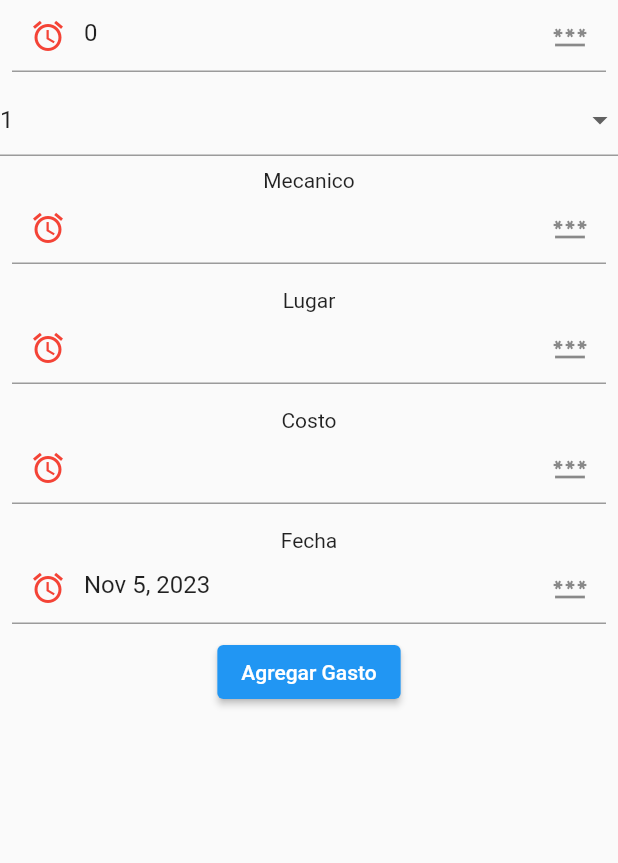
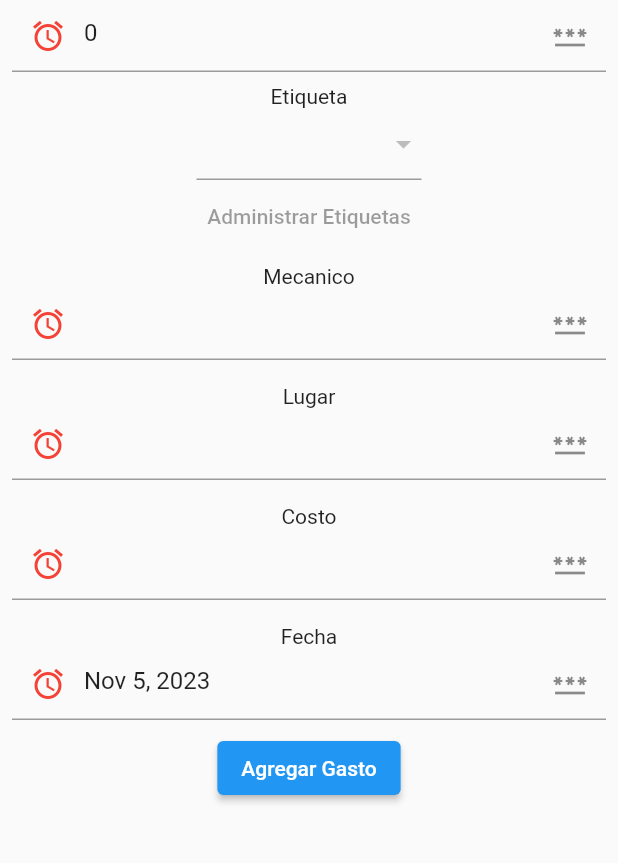
Before and after one commit to EPICSLASH999/mis_vehiculos, a Flutter app: the WidgetPlantillaGasto screen opened directly with empty values, on a phone screen of 412 x 824 dp, the part 120-983 px from its top. Run offline on Flutter 3.47's test engine with Material 2 defaults, Android fonts, the phone set to English and light mode, and no system bars; our stand-ins replace bloc, equatable, flutter_bloc, sqflite; accounts and stored records are empty.

Commit message:
Widget para Agregar Gasto terminado.

```diff
--- a/lib/bloc/bloc.dart
+++ b/lib/bloc/bloc.dart
@@ -1,9 +1,11 @@
 // ignore_for_file: public_member_api_docs, sort_constructors_first
 import 'package:bloc/bloc.dart';
 import 'package:equatable/equatable.dart';
+import 'package:mis_vehiculos/database/tablas/etiquetas.dart';
 import 'package:mis_vehiculos/database/tablas/gastos.dart';
 
 import 'package:mis_vehiculos/database/tablas/vehiculos.dart';
+import 'package:mis_vehiculos/modelos/etiqueta.dart';
 import 'package:mis_vehiculos/modelos/gasto.dart';
 import 'package:mis_vehiculos/modelos/vehiculo.dart';
 
@@ -46,10 +48,12 @@ class PlantillaVehiculo extends VehiculoEstado {
 // GASTOS
 class PlantillaGasto extends VehiculoEstado {
   final int idVehiculo;
+  final Future<List<Etiqueta>>? misEtiquetas;
 
-  PlantillaGasto({required this.idVehiculo});
+  PlantillaGasto({required this.idVehiculo, required this.misEtiquetas, });
+
   @override
-  List<Object?> get props => [idVehiculo];
+  List<Object?> get props => [idVehiculo, misEtiquetas];
 }
 /*class EditarGasto extends VehiculoEstado {
   @override
@@ -141,6 +145,10 @@ class ClickeadoRegresar extends VehiculoEvento {}
 class VehiculoBloc extends Bloc<VehiculoEvento, VehiculoEstado> {
   Future <List<Vehiculo>>? misVehiculos;
   final vehiculos = Vehiculos();
+
+  Future <List<Etiqueta>>? misEtiquetas;
+  final etiquetas = Etiquetas();
+
   final gastos = Gastos();
 
   VehiculoBloc() : super(Inicial()) {
@@ -193,8 +201,9 @@ class VehiculoBloc extends Bloc<VehiculoEvento, VehiculoEstado> {
     });
 
     // Gastos
-    on<ClickeadoAgregarGasto>((event, emit) {
-      emit(PlantillaGasto(idVehiculo: event.idVehiculo));
+    on<ClickeadoAgregarGasto>((event, emit) async {
+      misEtiquetas = etiquetas.fetchAll();
+      emit(PlantillaGasto(idVehiculo: event.idVehiculo, misEtiquetas: misEtiquetas));
     });
     on<AgregadoGasto>((event, emit) async {
        Map<String,dynamic> datos = {
--- a/lib/main.dart
+++ b/lib/main.dart
@@ -2,6 +2,7 @@ import 'package:flutter/material.dart';
 import 'package:flutter_bloc/flutter_bloc.dart';
 import 'package:intl/intl.dart';
 import 'package:mis_vehiculos/bloc/bloc.dart';
+import 'package:mis_vehiculos/modelos/etiqueta.dart';
 import 'package:mis_vehiculos/modelos/gasto.dart';
 import 'package:mis_vehiculos/modelos/vehiculo.dart';
 
@@ -31,7 +32,7 @@ class MainApp extends StatelessWidget {
         builder: (context, state) {
           if (state is MisVehiculos) return WidgetMisVehiculos(misVehiculos: state.misVehiculos,);
           if (state is PlantillaVehiculo) return WidgetPlantillaVehiculo(vehiculo: state.vehiculo,);
-          if (state is PlantillaGasto) return WidgetPlantillaGasto(idVehiculo: state.idVehiculo,);
+          if (state is PlantillaGasto) return WidgetPlantillaGasto(idVehiculo: state.idVehiculo, misEtiquetas: state.misEtiquetas);
           return const WidgetCargando();
         },
       )
@@ -311,7 +312,9 @@ class CuadroDeTexto extends StatelessWidget {
 class WidgetPlantillaGasto extends StatefulWidget {
   final Gasto? gasto;
   final int idVehiculo;
-  const WidgetPlantillaGasto({super.key, required this.idVehiculo, this.gasto});
+  final Future <List<Etiqueta>>? misEtiquetas;
+
+  const WidgetPlantillaGasto({super.key, required this.idVehiculo, this.gasto, this.misEtiquetas});
 
   @override
   State<WidgetPlantillaGasto> createState() => _WidgetPlantillaGastoState();
@@ -328,7 +331,6 @@ class _WidgetPlantillaGastoState extends State<WidgetPlantillaGasto> {
   final TextEditingController controladorFecha = TextEditingController();
 
   DateTime fechaSeleccionada = DateTime.now();
-  List<String> etiquetas = ['1','2''3'];
 
   Gasto obtenerGasto(){
     return Gasto(
@@ -367,7 +369,7 @@ class _WidgetPlantillaGastoState extends State<WidgetPlantillaGasto> {
   Widget build(BuildContext context) {
     controladorFecha.text =  DateFormat.yMMMd().format(fechaSeleccionada);
     controladorVehiculo.text = widget.idVehiculo.toString();
-    controladorEtiqueta.text = '1';
+    controladorEtiqueta.text = '0';
 
     return Scaffold(
       appBar: AppBar(
@@ -386,7 +388,7 @@ class _WidgetPlantillaGastoState extends State<WidgetPlantillaGasto> {
         child: Column(
           children: <Widget>[
             CuadroDeTexto(controlador: controladorVehiculo, titulo: 'Vehiculo', soloLectura: true,),
-            SeleccionadorEtiqueta(etiquetaSeleccionada: controladorEtiqueta),
+            SeleccionadorEtiqueta(etiquetaSeleccionada: controladorEtiqueta, titulo: 'Etiqueta'),
             CuadroDeTexto(controlador: controladorMecanico, titulo: 'Mecanico'),
             CuadroDeTexto(controlador: controladorLugar, titulo: 'Lugar'),
             CuadroDeTexto(controlador: controladorCosto, titulo: 'Costo', esDouble: true,),
@@ -397,6 +399,7 @@ class _WidgetPlantillaGastoState extends State<WidgetPlantillaGasto> {
                 if (_formKey.currentState!.validate()) {
                   //context.read<VehiculoBloc>().add(AgregadoGasto(gasto: obtenerGasto()));
                 }
+                print(controladorEtiqueta.text);
               },
               child: const Text('Agregar Gasto'),
             ),
@@ -412,29 +415,52 @@ class SeleccionadorEtiqueta extends StatefulWidget {
   SeleccionadorEtiqueta({
     super.key,
     required this.etiquetaSeleccionada,
+    required this.titulo,
+    this.misEtiquetas
   });
 
   TextEditingController etiquetaSeleccionada;
+  final String titulo;
+  final Future <List<Etiqueta>>? misEtiquetas;
 
   @override
   State<SeleccionadorEtiqueta> createState() => _SeleccionadorEtiquetaState();
 }
 
 class _SeleccionadorEtiquetaState extends State<SeleccionadorEtiqueta> {
+  List<Etiqueta> misEtiquetas = [];
+
+  obtenerEtiquetas() async{
+    misEtiquetas = await widget.misEtiquetas??[];
+  }
 
   @override
-  Widget build(BuildContext context) {
-    return DropdownButtonFormField(
-      value: widget.etiquetaSeleccionada.text,
-      items: const [
-        DropdownMenuItem(value: '1', child: Text('1')),
-        DropdownMenuItem(value: '2', child: Text('2'),),
+  Widget build(BuildContext context){
+   obtenerEtiquetas();
+
+    return Column(
+      children: [
+        Text(widget.titulo),
+        SizedBox(
+          width: 150,
+          child: DropdownButtonFormField(
+            value: misEtiquetas.isNotEmpty? misEtiquetas.first.id:0,
+            items: [
+              //const DropdownMenuItem(value: '1', child: Text('1')),
+              for(var etiqueta in misEtiquetas) DropdownMenuItem(value: etiqueta.id, child: Text(etiqueta.nombre),)
+            ],
+            onChanged: (value) {
+              setState(() {
+                widget.etiquetaSeleccionada.text = value.toString();
+              });
+            },
+          ),
+        ),
+        const TextButton(
+          onPressed: null,
+          child: Text('Administrar Etiquetas')
+        ),
       ],
-      onChanged: (value) {
-        setState(() {
-          widget.etiquetaSeleccionada.text = value??'';
-        });
-      },
     );
   }
 }
```
Also changed, not shown: 1 other file.
